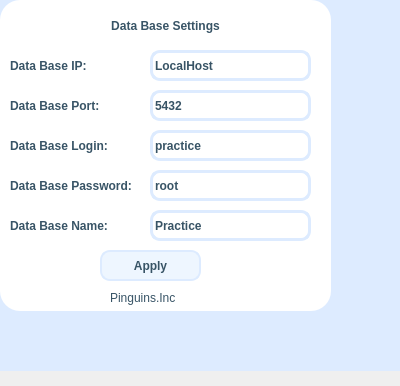
Above: CRM/db_settings/db_settings.ui from Plnguins/CRM before the change. Below: the same form after it.
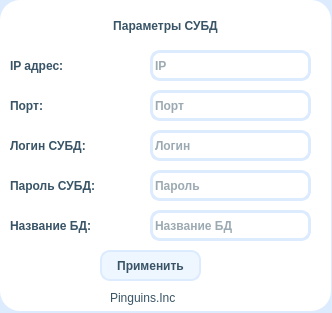
That is the form after the change.

Diff of the .ui file:
```diff
--- a/CRM/db_settings/db_settings.ui
+++ b/CRM/db_settings/db_settings.ui
@@ -21,8 +21,8 @@
    <rect>
     <x>0</x>
     <y>0</y>
-    <width>400</width>
-    <height>386</height>
+    <width>332</width>
+    <height>313</height>
    </rect>
   </property>
   <property name="windowTitle">
@@ -61,7 +61,7 @@
 color:  rgb(56, 84, 102);</string>
    </property>
    <property name="text">
-    <string>Data Base Settings</string>
+    <string>Параметры СУБД</string>
    </property>
    <property name="alignment">
     <set>Qt::AlignCenter</set>
@@ -82,7 +82,7 @@
 color:  rgb(56, 84, 102);</string>
    </property>
    <property name="text">
-    <string>Data Base IP:</string>
+    <string>IP адрес:</string>
    </property>
   </widget>
   <widget class="QLabel" name="label_6">
@@ -119,10 +119,10 @@
 border-radius: 10px;</string>
    </property>
    <property name="text">
-    <string>root</string>
+    <string/>
    </property>
    <property name="placeholderText">
-    <string>Login</string>
+    <string>Пароль</string>
    </property>
   </widget>
   <widget class="QLabel" name="label_4">
@@ -158,10 +158,10 @@
 border-radius: 10px;</string>
    </property>
    <property name="text">
-    <string>LocalHost</string>
+    <string/>
    </property>
    <property name="placeholderText">
-    <string>Login</string>
+    <string>IP</string>
    </property>
   </widget>
   <widget class="QPushButton" name="ApplyButton">
@@ -195,7 +195,7 @@
 </string>
    </property>
    <property name="text">
-    <string>Apply</string>
+    <string>Применить</string>
    </property>
    <property name="autoDefault">
     <bool>true</bool>
@@ -221,10 +221,10 @@
 border-radius: 10px;</string>
    </property>
    <property name="text">
-    <string>5432</string>
+    <string/>
    </property>
    <property name="placeholderText">
-    <string>Login</string>
+    <string>Порт</string>
    </property>
   </widget>
   <widget class="QLabel" name="DataBasePort">
@@ -242,7 +242,7 @@
 color:  rgb(56, 84, 102);</string>
    </property>
    <property name="text">
-    <string>Data Base Port:</string>
+    <string>Порт:</string>
    </property>
   </widget>
   <widget class="QLineEdit" name="DataBaseLoginEnter">
@@ -262,10 +262,10 @@
 border-radius: 10px;</string>
    </property>
    <property name="text">
-    <string>practice</string>
+    <string/>
    </property>
    <property name="placeholderText">
-    <string>Login</string>
+    <string>Логин</string>
    </property>
   </widget>
   <widget class="QLabel" name="DataBasePassword">
@@ -283,7 +283,7 @@
 color:  rgb(56, 84, 102);</string>
    </property>
    <property name="text">
-    <string>Data Base Password:</string>
+    <string>Пароль СУБД:</string>
    </property>
   </widget>
   <widget class="QLabel" name="DataBaseLogin">
@@ -301,7 +301,7 @@
 color:  rgb(56, 84, 102);</string>
    </property>
    <property name="text">
-    <string>Data Base Login:</string>
+    <string>Логин СУБД:</string>
    </property>
   </widget>
   <widget class="QLabel" name="DataBaseName">
@@ -319,7 +319,7 @@
 color:  rgb(56, 84, 102);</string>
    </property>
    <property name="text">
-    <string>Data Base Name:</string>
+    <string>Название БД:</string>
    </property>
   </widget>
   <widget class="QLineEdit" name="DataBaseNameEnter">
@@ -339,10 +339,10 @@
 border-radius: 10px;</string>
    </property>
    <property name="text">
-    <string>Practice</string>
+    <string/>
    </property>
    <property name="placeholderText">
-    <string>Login</string>
+    <string>Название БД</string>
    </property>
   </widget>
   <zorder>label_4</zorder>
```
Left out of the diff: 2 changed lines with no effect on the pictures.
